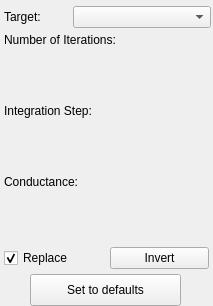
First picture: the form in src/Interface/ToolInterface/AnisotropicDiffusionFilterInterface.ui, repository SCIInstitute/Seg3D, before the edit.
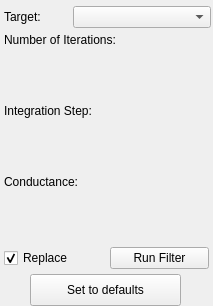
Second picture: the form after the edit.

```diff
--- a/src/Interface/ToolInterface/AnisotropicDiffusionFilterInterface.ui
+++ b/src/Interface/ToolInterface/AnisotropicDiffusionFilterInterface.ui
@@ -10,6 +10,24 @@
     <height>306</height>
    </rect>
   </property>
+  <property name="sizePolicy">
+   <sizepolicy hsizetype="Fixed" vsizetype="Fixed">
+    <horstretch>0</horstretch>
+    <verstretch>0</verstretch>
+   </sizepolicy>
+  </property>
+  <property name="minimumSize">
+   <size>
+    <width>213</width>
+    <height>306</height>
+   </size>
+  </property>
+  <property name="maximumSize">
+   <size>
+    <width>213</width>
+    <height>306</height>
+   </size>
+  </property>
   <property name="windowTitle">
    <string>Form</string>
   </property>
@@ -190,7 +208,7 @@
     <item>
      <widget class="QPushButton" name="invertButton">
       <property name="text">
-       <string>Invert</string>
+       <string>Run Filter</string>
       </property>
      </widget>
     </item>
```
